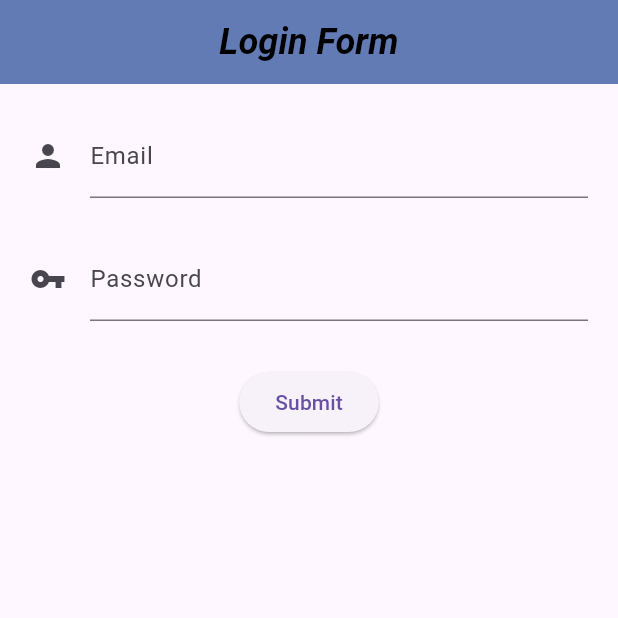
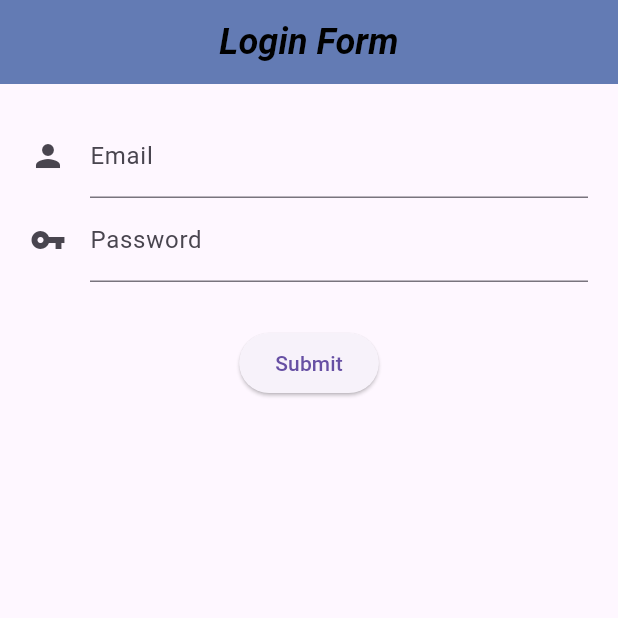
Before and after one commit to Pratik4248/login_form, a Flutter app: the screen it shows after launch, on a phone screen of 412 x 824 dp, the top half of it. Run offline on Flutter 3.47's test engine with Material 3 defaults, Android fonts, the phone set to English and light mode, and no system bars.

Commit message:
used SixedBox()

```diff
--- a/lib/src/screens/login_screen.dart
+++ b/lib/src/screens/login_screen.dart
@@ -27,7 +27,7 @@ These methods are defined in the FormState class, which is the internal state of
       child: Column(
         children: [
         email(),
-        Container(margin:EdgeInsets.only(bottom: 26.0)),
+      SizedBox(width: 25.0),
         password(),
          Padding(
       padding: EdgeInsets.only(top: 30.0),
```
